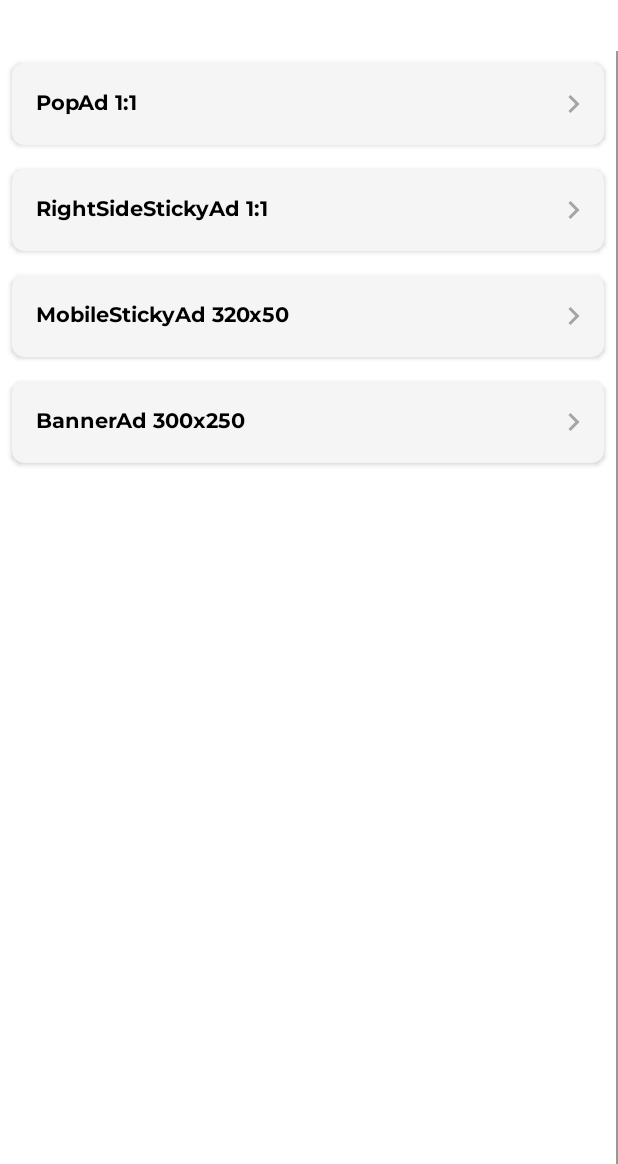
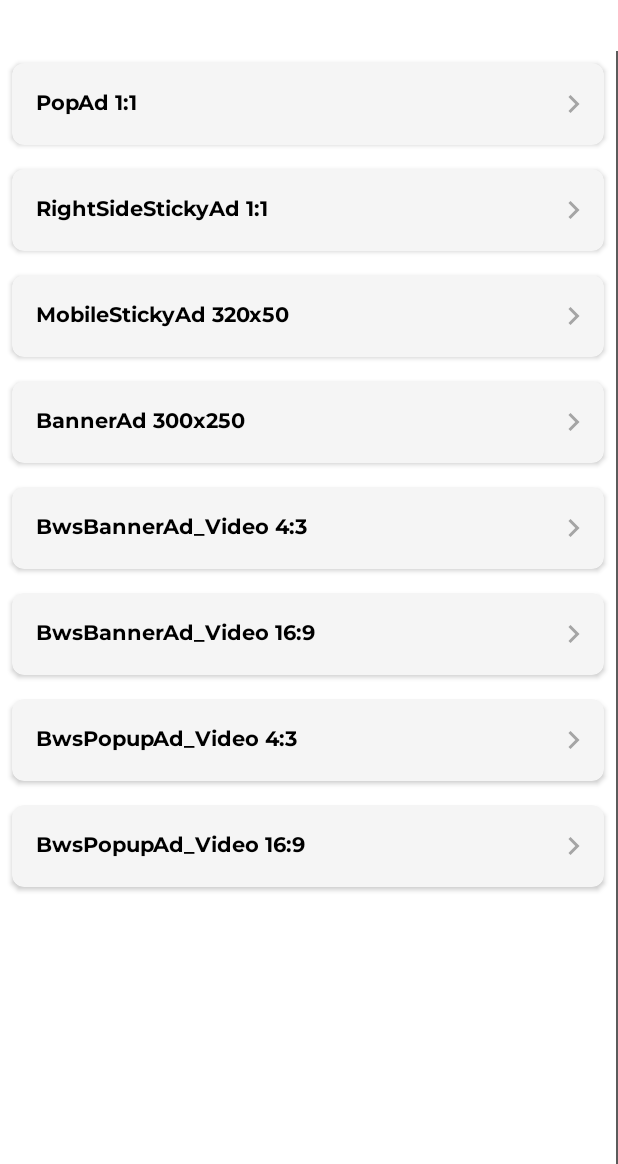
Before and after one commit to bridgewell/android-sdk-sample-code, an Android app: the screen it shows after launch (MainActivity), on a phone screen of 412 x 824 dp, the part 72-1236 px from its top. Run offline under Robolectric (Android 15) with nearby library versions, the phone set to English and light mode, and no system bars; libraries missing offline, so code that uses them is left out: com.bridgewell.bwmobile; 2 statements that could not run were skipped.

Commit message:
Update sample video config ids

```diff
--- a/app/src/main/java/com/bridgewell/quickstart/android/activity/ui/AdAdapter.kt
+++ b/app/src/main/java/com/bridgewell/quickstart/android/activity/ui/AdAdapter.kt
@@ -14,7 +14,11 @@ class AdAdapter(
         AdType.POP_UP_AD,
         AdType.STICKY_BOTTOM_RIGHT,
         AdType.MOBILE_STICKY_BOTTOM,
-        AdType.BANNER
+        AdType.BANNER,
+        AdType.VIDEO43,
+        AdType.VIDEO169,
+        AdType.POPUP_VIDEO43,
+        AdType.POPUP_VIDEO169
     )
 
     override fun onCreateViewHolder(parent: ViewGroup, viewType: Int): AdTypeViewHolder {
--- a/app/src/main/java/com/bridgewell/quickstart/android/data/AdType.kt
+++ b/app/src/main/java/com/bridgewell/quickstart/android/data/AdType.kt
@@ -6,5 +6,9 @@ enum class AdType(val titleStringRes: Int) {
     POP_UP_AD(R.string.in_app_pop_up_ad_implementation),
     STICKY_BOTTOM_RIGHT(R.string.in_app_sticky_bottom_right_ad_implementation),
     MOBILE_STICKY_BOTTOM(R.string.in_app_mobile_bottom_ad_implementation),
-    BANNER(R.string.in_app_banner_ad_implementation)
+    BANNER(R.string.in_app_banner_ad_implementation),
+    VIDEO43(R.string.video_43),
+    VIDEO169(R.string.video_169),
+    POPUP_VIDEO43(R.string.popup_video_43),
+    POPUP_VIDEO169(R.string.popup_video_169)
 }
--- a/app/src/main/res/values/strings.xml
+++ b/app/src/main/res/values/strings.xml
@@ -10,4 +10,8 @@
     <string name="button_load_sticky_banner">Load sticky bottom banner</string>
     <string name="button_load_banner">Load banner ad</string>
     <string name="button_web_view_inject">WebView API usage</string>
+    <string name="video_43">BwsBannerAd_Video 4:3</string>
+    <string name="video_169">BwsBannerAd_Video 16:9</string>
+    <string name="popup_video_43">BwsPopupAd_Video 4:3</string>
+    <string name="popup_video_169">BwsPopupAd_Video 16:9</string>
 </resources>
```
Also changed, not shown: app/src/main/java/com/bridgewell/quickstart/android/activity/TabbedViewActivity.kt (+67 -1 lines).
